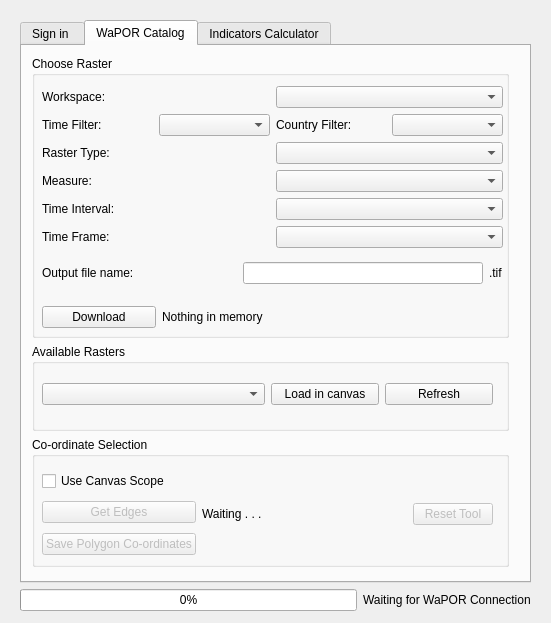
First picture: the form in wap_plugin_dialog_base.ui, repository WAGIS/wap_plugin, before the edit.
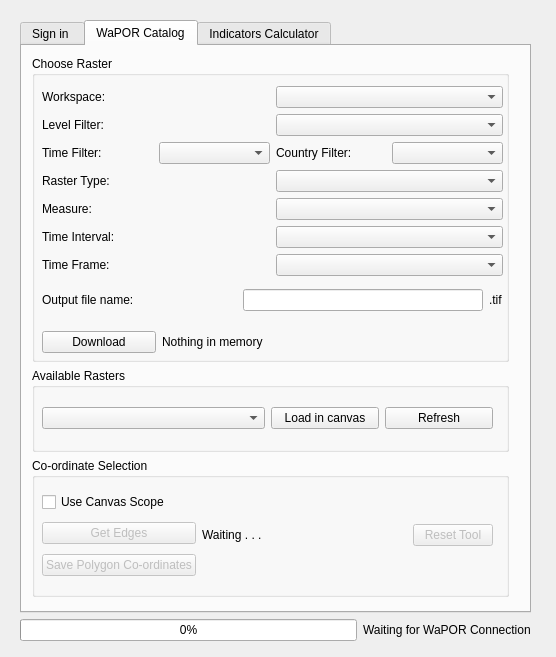
Second picture: the form after the edit.

Commit message: UI modified to accept levels filtering

```diff
--- a/wap_plugin_dialog_base.ui
+++ b/wap_plugin_dialog_base.ui
@@ -6,8 +6,8 @@
    <rect>
     <x>0</x>
     <y>0</y>
-    <width>551</width>
-    <height>623</height>
+    <width>556</width>
+    <height>657</height>
    </rect>
   </property>
   <property name="windowTitle">
@@ -19,7 +19,7 @@
      <x>20</x>
      <y>20</y>
      <width>511</width>
-     <height>591</height>
+     <height>621</height>
     </rect>
    </property>
    <layout class="QVBoxLayout" name="tabWindowsLayout">
@@ -165,10 +165,10 @@
           <x>10</x>
           <y>10</y>
           <width>477</width>
-          <height>511</height>
+          <height>541</height>
          </rect>
         </property>
-        <layout class="QVBoxLayout" name="allBoxLayput" stretch="13,4,6">
+        <layout class="QVBoxLayout" name="allBoxLayput" stretch="11,3,5">
          <item>
           <widget class="QGroupBox" name="rasterSelectionBox">
            <property name="title">
@@ -180,10 +180,10 @@
               <x>10</x>
               <y>30</y>
               <width>461</width>
-              <height>250</height>
+              <height>274</height>
              </rect>
             </property>
-            <layout class="QVBoxLayout" name="verticalLayout_3" stretch="0,0,0,0,0,0,0,0">
+            <layout class="QVBoxLayout" name="verticalLayout_3" stretch="0,0,0,0,0,0,0,0,0">
              <property name="spacing">
               <number>6</number>
              </property>
@@ -201,6 +201,20 @@
                </item>
               </layout>
              </item>
+             <item>
+              <layout class="QHBoxLayout" name="horizontalLayout_20">
+               <item>
+                <widget class="QLabel" name="label_4">
+                 <property name="text">
+                  <string>Level Filter:</string>
+                 </property>
+                </widget>
+               </item>
+               <item>
+                <widget class="QComboBox" name="levelFilterComboBox"/>
+               </item>
+              </layout>
+             </item>
              <item>
               <layout class="QHBoxLayout" name="horizontalLayout_19">
                <item>
```
